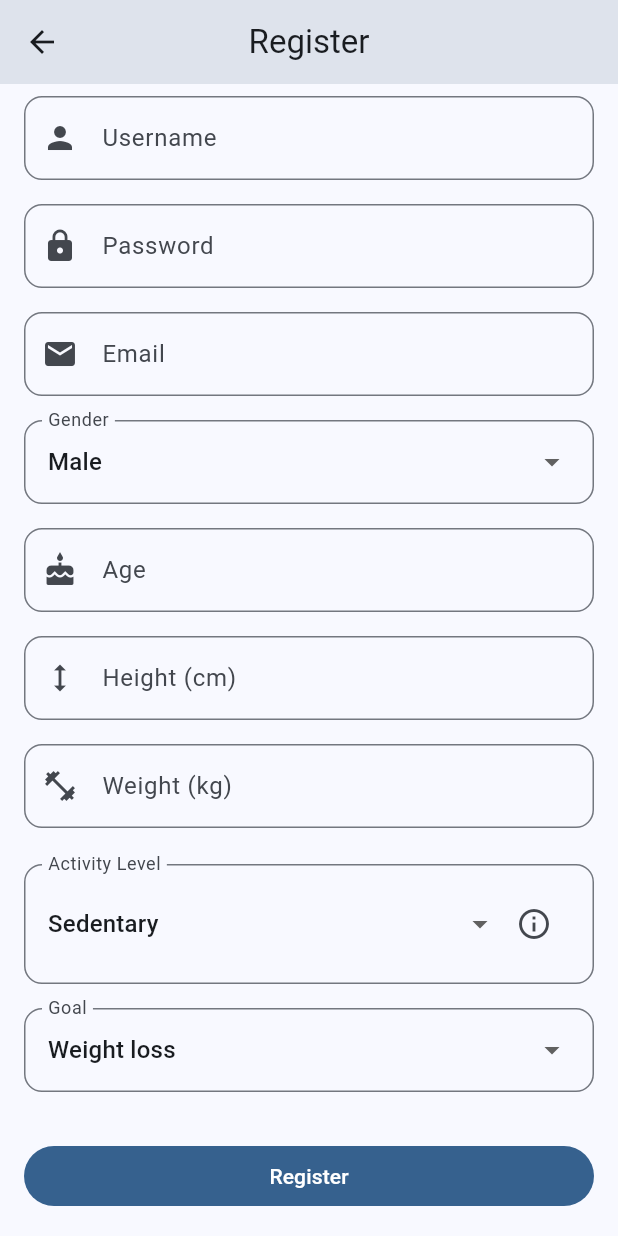
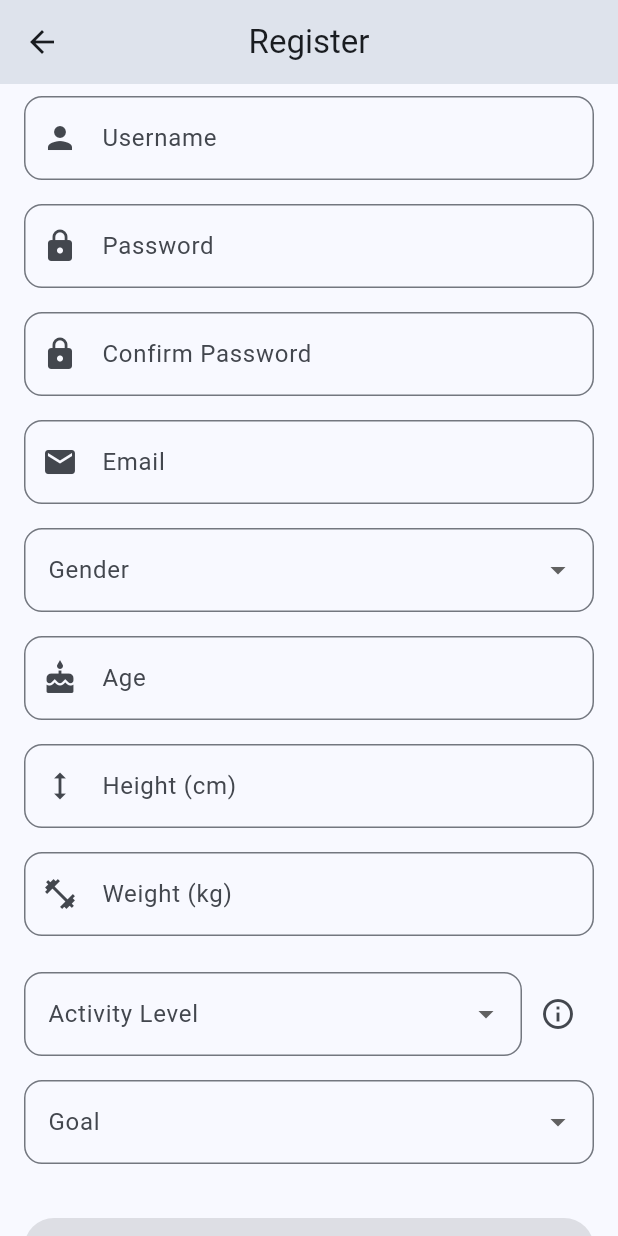
Before and after one commit to nzrsvt/calorie-tracker, a Flutter app: the RegisterPage screen opened by its route, scrolled down 68 dp, on a phone screen of 412 x 824 dp. Run offline on Flutter 3.47's test engine with Material 3 defaults, Android fonts, the phone set to English and light mode, and no system bars; drawn by our look-alikes of dynamic_color; our stand-ins replace flutter_secure_storage; accounts and stored records are empty.

Commit message:
Add logout button on profile page, enhance register page

```diff
--- a/flutter_app/lib/register_page.dart
+++ b/flutter_app/lib/register_page.dart
@@ -13,16 +13,67 @@ class _RegisterPageState extends State<RegisterPage> {
   final AuthService _authService = AuthService();
   final TextEditingController _usernameController = TextEditingController();
   final TextEditingController _passwordController = TextEditingController();
+  final TextEditingController _confirmPasswordController = TextEditingController();
   final TextEditingController _emailController = TextEditingController();
   final TextEditingController _ageController = TextEditingController();
   final TextEditingController _heightController = TextEditingController();
   final TextEditingController _weightController = TextEditingController();
-  String _gender = 'M';
-  String _activityLevel = 'S';
-  String _goal = 'L';
+
+  String? _gender;
+  String? _activityLevel;
+  String? _goal;
   bool _isLoading = false;
 
+  final _formKey = GlobalKey<FormState>();
+  final Map<String, bool> _fieldsTouched = {};
+
+  @override
+  void initState() {
+    super.initState();
+    _gender = null;
+    _activityLevel = null;
+    _goal = null;
+    _initFieldsTouched();
+  }
+
+  void _initFieldsTouched() {
+    _fieldsTouched['Username'] = false;
+    _fieldsTouched['Password'] = false;
+    _fieldsTouched['Confirm Password'] = false;
+    _fieldsTouched['Email'] = false;
+    _fieldsTouched['Gender'] = false;
+    _fieldsTouched['Age'] = false;
+    _fieldsTouched['Height (cm)'] = false;
+    _fieldsTouched['Weight (kg)'] = false;
+    _fieldsTouched['Activity Level'] = false;
+    _fieldsTouched['Goal'] = false;
+  }
+
+  bool _isFormValid() {
+    return _formKey.currentState?.validate() ?? false;
+  }
+
+  bool _areAllFieldsFilled() {
+    return _fieldsTouched.values.every((value) => value) &&
+        _usernameController.text.isNotEmpty &&
+        _passwordController.text.isNotEmpty &&
+        _confirmPasswordController.text.isNotEmpty &&
+        _emailController.text.isNotEmpty &&
+        _gender != null &&
+        _ageController.text.isNotEmpty &&
+        _heightController.text.isNotEmpty &&
+        _weightController.text.isNotEmpty &&
+        _activityLevel != null &&
+        _goal != null;
+  }
+
   void _register() async {
+    setState(() {
+      _fieldsTouched.updateAll((key, value) => true);
+    });
+
+    if (!_isFormValid()) return;
+
     setState(() {
       _isLoading = true;
     });
@@ -33,12 +84,12 @@ class _RegisterPageState extends State<RegisterPage> {
         _usernameController.text,
         _emailController.text,
         _passwordController.text,
-        _gender,
+        _gender!,
         int.parse(_ageController.text),
         int.parse(_heightController.text),
         double.parse(_weightController.text),
-        _activityLevel,
-        _goal,
+        _activityLevel!,
+        _goal!,
       );
       Navigator.pushReplacement(
         context,
@@ -46,8 +97,8 @@ class _RegisterPageState extends State<RegisterPage> {
       );
     } catch (e) {
       ScaffoldMessenger.of(context).showSnackBar(
-        SnackBar(
-          content: const Text('Failed to register'),
+        const SnackBar(
+          content: Text('Failed to register'),
           behavior: SnackBarBehavior.floating,
         ),
       );
@@ -90,6 +141,8 @@ class _RegisterPageState extends State<RegisterPage> {
       body: SafeArea(
         child: SingleChildScrollView(
           padding: const EdgeInsets.all(16.0),
+          child: Form(
+            key: _formKey,
             child: Column(
               crossAxisAlignment: CrossAxisAlignment.stretch,
               children: <Widget>[
@@ -103,6 +156,8 @@ class _RegisterPageState extends State<RegisterPage> {
                 const SizedBox(height: 16),
                 _buildTextField(_passwordController, 'Password', Icons.lock, isPassword: true),
                 const SizedBox(height: 16),
+                _buildTextField(_confirmPasswordController, 'Confirm Password', Icons.lock, isPassword: true),
+                const SizedBox(height: 16),
                 _buildTextField(_emailController, 'Email', Icons.email),
                 const SizedBox(height: 16),
                 _buildDropdown(
@@ -112,7 +167,7 @@ class _RegisterPageState extends State<RegisterPage> {
                     'M': 'Male',
                     'F': 'Female',
                   },
-                (value) => setState(() => _gender = value!),
+                  (value) => setState(() => _gender = value),
                 ),
                 const SizedBox(height: 16),
                 _buildTextField(_ageController, 'Age', Icons.cake, isNumber: true),
@@ -131,7 +186,7 @@ class _RegisterPageState extends State<RegisterPage> {
                     'V': 'Very active',
                     'E': 'Extra active',
                   },
-                (value) => setState(() => _activityLevel = value!),
+                  (value) => setState(() => _activityLevel = value),
                   _showActivityInfo,
                 ),
                 const SizedBox(height: 16),
@@ -143,11 +198,11 @@ class _RegisterPageState extends State<RegisterPage> {
                     'M': 'Weight maintenance',
                     'G': 'Weight gain',
                   },
-                (value) => setState(() => _goal = value!),
+                  (value) => setState(() => _goal = value),
                 ),
                 const SizedBox(height: 32),
                 FilledButton(
-                onPressed: _isLoading ? null : _register,
+                  onPressed: (_isLoading || !_areAllFieldsFilled()) ? null : _register,
                   child: _isLoading
                       ? const SizedBox(
                           height: 20,
@@ -163,11 +218,12 @@ class _RegisterPageState extends State<RegisterPage> {
             ),
           ),
         ),
+      ),
     );
   }
 
   Widget _buildTextField(TextEditingController controller, String label, IconData icon, {bool isPassword = false, bool isNumber = false}) {
-    return TextField(
+    return TextFormField(
       controller: controller,
       decoration: InputDecoration(
         labelText: label,
@@ -178,66 +234,105 @@ class _RegisterPageState extends State<RegisterPage> {
       ),
       obscureText: isPassword,
       keyboardType: isNumber ? TextInputType.number : TextInputType.text,
+      validator: (value) {
+        if (!_fieldsTouched[label]!) {
+          return null;
+        }
+        if (value == null || value.isEmpty) {
+          return '$label is required';
+        }
+        if (isNumber) {
+          if (int.tryParse(value) == null) {
+            return 'Please enter a valid number';
+          }
+          if (label == 'Age') {
+            int age = int.parse(value);
+            if (age < 1 || age > 120) {
+              return 'Please enter a valid age (1-120)';
+            }
+          }
+          if (label == 'Height (cm)') {
+            int height = int.parse(value);
+            if (height < 50 || height > 300) {
+              return 'Please enter a valid height (50-300 cm)';
+            }
+          }
+          if (label == 'Weight (kg)') {
+            double weight = double.parse(value);
+            if (weight < 20 || weight > 500) {
+              return 'Please enter a valid weight (20-500 kg)';
+            }
+          }
+        }
+        if (label == 'Email') {
+          if (!RegExp(r'^[\w-\.]+@([\w-]+\.)+[\w-]{2,4}$').hasMatch(value)) {
+            return 'Please enter a valid email address';
+          }
+        }
+        if (label == 'Password') {
+          if (value.length < 6) {
+            return 'Password must be at least 6 characters long';
+          }
+        }
+        if (label == 'Confirm Password') {
+          if (value != _passwordController.text) {
+            return 'Passwords do not match';
+          }
+        }
+        return null;
+      },
+      onChanged: (_) {
+        setState(() {
+          _fieldsTouched[label] = true;
+        });
+      },
     );
   }
 
-  Widget _buildDropdown(String label, String value, Map<String, String> items, void Function(String?) onChanged) {
-    return InputDecorator(
+  Widget _buildDropdown(String label, String? value, Map<String, String> items, void Function(String?) onChanged) {
+    return DropdownButtonFormField<String>(
+      value: value,
       decoration: InputDecoration(
         labelText: label,
         border: OutlineInputBorder(
           borderRadius: BorderRadius.circular(12),
         ),
       ),
-      child: DropdownButtonHideUnderline(
-        child: DropdownButton<String>(
-          value: value,
-          isDense: true,
-          isExpanded: true,
       items: items.entries.map((entry) {
         return DropdownMenuItem<String>(
           value: entry.key,
           child: Text(entry.value),
         );
       }).toList(),
-          onChanged: onChanged,
-        ),
-      ),
+      onChanged: (newValue) {
+        onChanged(newValue);
+        setState(() {
+          _fieldsTouched[label] = true;
+        });
+      },
+      validator: (value) {
+        if (!_fieldsTouched[label]!) {
+          return null;
+        }
+        if (value == null || value.isEmpty) {
+          return 'Please select a $label';
+        }
+        return null;
+      },
     );
   }
 
-  Widget _buildDropdownWithInfoIcon(String label, String value, Map<String, String> items, void Function(String?) onChanged, void Function() onInfoPressed) {
-    return InputDecorator(
-      decoration: InputDecoration(
-        labelText: label,
-        border: OutlineInputBorder(
-          borderRadius: BorderRadius.circular(12),
-        ),
-      ),
-      child: Row(
+  Widget _buildDropdownWithInfoIcon(String label, String? value, Map<String, String> items, void Function(String?) onChanged, void Function() onInfoPressed) {
+    return Row(
       children: [
         Expanded(
-            child: DropdownButtonHideUnderline(
-              child: DropdownButton<String>(
-                value: value,
-                isDense: true,
-                isExpanded: true,
-                items: items.entries.map((entry) {
-                  return DropdownMenuItem<String>(
-                    value: entry.key,
-                    child: Text(entry.value),
-                  );
-                }).toList(),
-                onChanged: onChanged,
-              ),
-            ),
+          child: _buildDropdown(label, value, items, onChanged),
         ),
         IconButton(
           icon: const Icon(Icons.info_outline),
           onPressed: onInfoPressed,
         ),
       ],
-      ),
     );
   }
 }
```
Also changed, not shown: flutter_app/lib/profile_page.dart (+22 -0 lines), 1 other file. Lines whose indentation alone changed are shown as unchanged.
